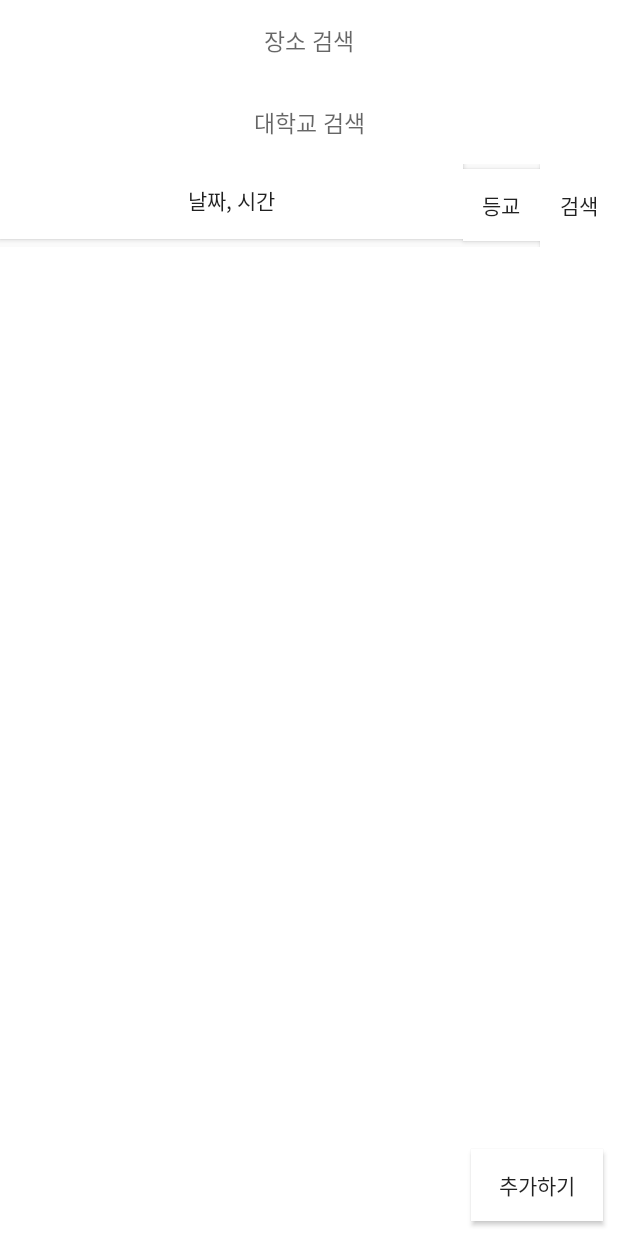
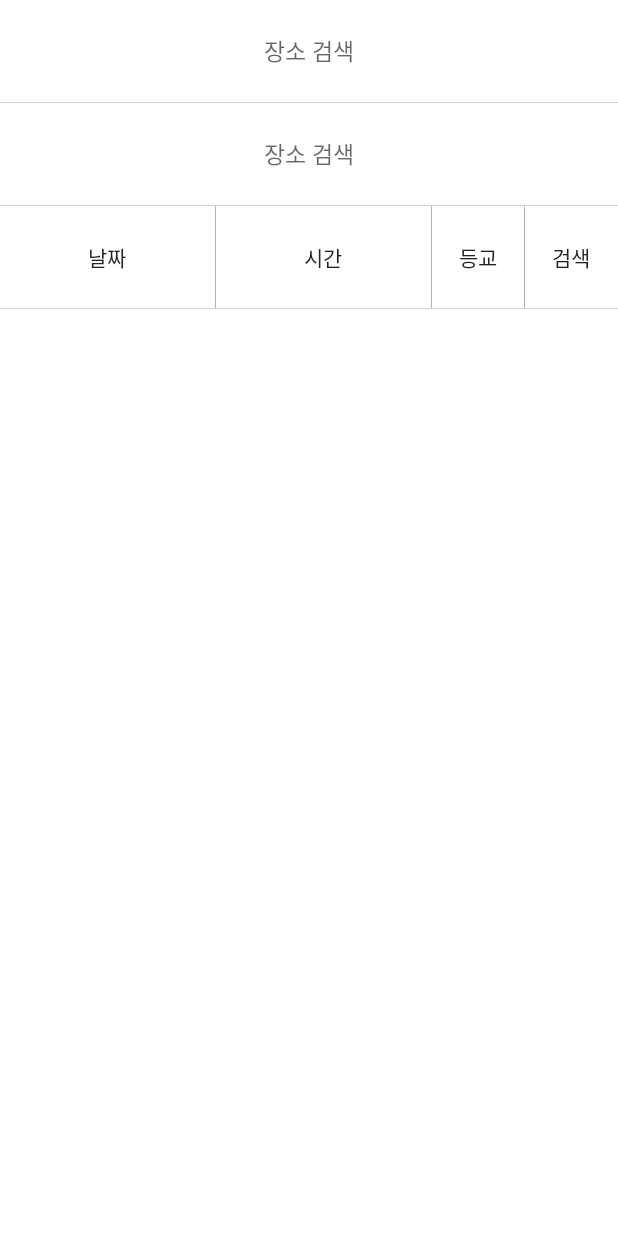
Before and after one commit to limjaein/UniTaxi, an Android app: the layout fragment_f01.xml on its own in the app's theme, with its tools: preview values and no code run, on a phone screen of 412 x 824 dp. Run offline under Robolectric (Android 15) with nearby library versions, the phone set to English and light mode, and no system bars.

Commit message:
합친거 성공

```diff
--- a/app/src/main/java/com/example/jaein/unitaxi/f01_Fragment.java
+++ b/app/src/main/java/com/example/jaein/unitaxi/f01_Fragment.java
@@ -11,6 +11,7 @@ import android.support.v4.app.Fragment;
 import android.view.LayoutInflater;
 import android.view.View;
 import android.view.ViewGroup;
+import android.widget.Button;
 import android.widget.FrameLayout;
 import android.widget.Toast;
 
@@ -153,4 +154,8 @@ public class f01_Fragment extends Fragment implements TMapGpsManager.onLocationC
 
     }
 
+    public void findBtnClick(View view) {
+    }
+
+
 }
--- a/app/src/main/java/com/example/jaein/unitaxi/u04_Main_Activity.java
+++ b/app/src/main/java/com/example/jaein/unitaxi/u04_Main_Activity.java
@@ -8,6 +8,8 @@ import android.support.v4.app.FragmentManager;
 import android.support.v4.app.FragmentPagerAdapter;
 import android.support.v4.view.ViewPager;
 import android.support.v7.app.AppCompatActivity;
+import android.view.View;
+import android.widget.Button;
 
 public class u04_Main_Activity extends AppCompatActivity
         implements f01_Fragment.OnFragmentInteractionListener,
@@ -43,6 +45,12 @@ public class u04_Main_Activity extends AppCompatActivity
 
     }
 
+    public void findBtnClick(View view) {
+
+        Button btn = (Button)findViewById(R.id.taxiBtn);
+        btn.setVisibility(View.VISIBLE);
+    }
+
     private class MyPagerAdapter extends FragmentPagerAdapter {
 
         private Fragment[] arrFragments;
@@ -56,7 +64,6 @@ public class u04_Main_Activity extends AppCompatActivity
         public Fragment getItem(int position) {
             return arrFragments[position];
         }
-
         @Override
         public int getCount() {
             return arrFragments.length;
--- a/app/src/main/res/layout/fragment_f01.xml
+++ b/app/src/main/res/layout/fragment_f01.xml
@@ -4,16 +4,17 @@
     android:layout_height="match_parent"
     android:orientation="vertical"
     tools:context="com.example.jaein.unitaxi.f01_Fragment">
-
     <LinearLayout
         android:layout_width="match_parent"
         android:layout_height="0dp"
-        android:orientation="horizontal"
-        android:layout_weight="2">
-
+        android:layout_weight="2.5"
+        android:orientation="vertical"
+        android:background="@color/colorGray">
         <LinearLayout
             android:layout_width="match_parent"
-            android:layout_height="match_parent"
+            android:layout_height="0dp"
+            android:layout_weight="1"
+            android:layout_marginBottom="0.5dp"
             android:orientation="vertical"
             android:gravity="center">
             <EditText
@@ -24,63 +25,74 @@
                 android:textSize="15dp"
                 android:background="@android:color/white"
                 android:textAlignment="center"/>
-
-
+        </LinearLayout>
+        <LinearLayout
+            android:layout_width="match_parent"
+            android:layout_height="0dp"
+            android:layout_weight="1"
+            android:layout_marginBottom="0.5dp"
+            android:orientation="vertical"
+            android:gravity="center">
             <EditText
                 android:layout_width="match_parent"
                 android:layout_height="0dp"
                 android:layout_weight="1"
-                    android:hint="대학교 검색"
+                android:hint="장소 검색"
                 android:textSize="15dp"
                 android:background="@android:color/white"
                 android:textAlignment="center"/>
-
+        </LinearLayout>
         <LinearLayout
             android:layout_width="match_parent"
             android:layout_height="0dp"
             android:layout_weight="1"
-                android:orientation="horizontal"
-                android:gravity="center">
-
+            android:layout_marginBottom="0.5dp"
+            android:orientation="horizontal">
             <Button
                 android:layout_width="0dp"
+                android:layout_weight="3.5"
                 android:layout_height="match_parent"
-                    android:layout_weight="6"
-                    android:layout_marginBottom="3dp"
                 android:background="@android:color/white"
-                    android:text="날짜, 시간" />
+                android:text="날짜" />
+            <Button
+                android:layout_width="0dp"
+                android:layout_weight="3.5"
+                android:layout_height="match_parent"
+                android:layout_marginLeft="0.5dp"
+                android:background="@color/colorWhite"
+                android:text="시간"/>
             <ToggleButton
                 android:layout_width="0dp"
-                    android:layout_height="wrap_content"
-                    android:layout_weight="1"
+                android:layout_weight="1.5"
+                android:layout_height="match_parent"
+                android:layout_marginLeft="0.5dp"
                 android:background="@android:color/white"
                 android:textOff="등교"
                 android:textOn="하교"/>
             <Button
                 android:layout_width="0dp"
+                android:layout_weight="1.5"
                 android:layout_height="match_parent"
-                    android:layout_weight="1"
+                android:layout_marginLeft="0.5dp"
                 android:background="@android:color/white"
+                android:onClick="findBtnClick"
                 android:text="검색"/>
         </LinearLayout>
-        </LinearLayout>
-
-
     </LinearLayout>
 
     <FrameLayout
         android:id="@+id/mapview"
         android:layout_width="match_parent"
         android:layout_height="0dp"
-        android:layout_weight="8"
+        android:layout_weight="7.5"
         android:background="@android:color/white">
         <Button
-            android:layout_width="wrap_content"
-            android:layout_height="wrap_content"
+            android:id="@+id/taxiBtn"
+            android:layout_width="80dp"
+            android:layout_height="70dp"
+            android:layout_margin="20dp"
             android:layout_gravity="right|bottom"
-            android:text="추가하기"
-            android:layout_margin="10dp"
-            android:background="@color/colorWhite"/>
+            android:visibility="invisible"
+            android:background="@drawable/button_register" />
     </FrameLayout>
-
 </LinearLayout>
```
Lines whose indentation alone changed are shown as unchanged.
